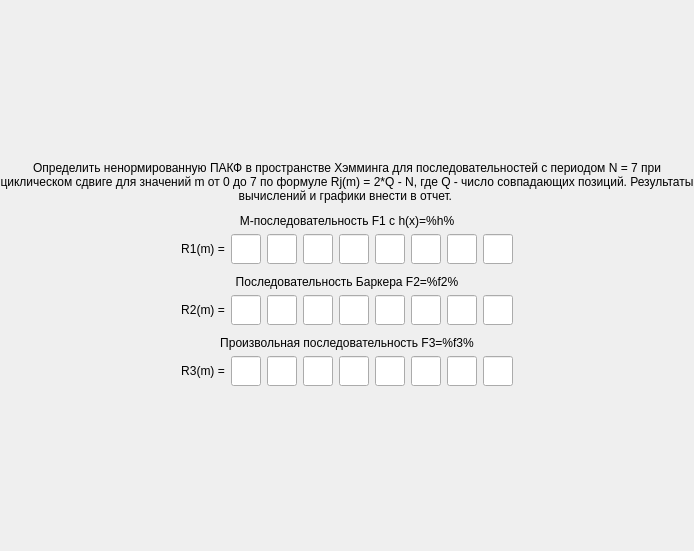
Above: task/screentask1.ui from bukhmastov/kpsp before the change. Below: the same form after it.
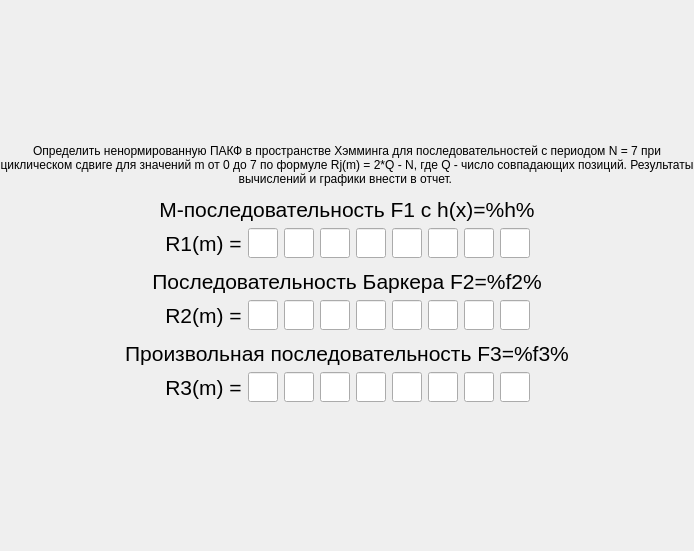
That is the form after the change.

The edit to the form file:
```diff
--- a/task/screentask1.ui
+++ b/task/screentask1.ui
@@ -77,6 +77,15 @@
       <layout class="QVBoxLayout" name="verticalLayout_2">
        <item>
         <widget class="QLabel" name="title1">
+         <property name="font">
+          <font>
+           <family>MS Shell Dlg 2</family>
+           <pointsize>16</pointsize>
+           <weight>9</weight>
+           <italic>false</italic>
+           <bold>false</bold>
+          </font>
+         </property>
          <property name="styleSheet">
           <string notr="true">font: 75 14pt &quot;MS Shell Dlg 2&quot;;</string>
          </property>
@@ -108,6 +117,15 @@
          </item>
          <item>
           <widget class="QLabel" name="label_3">
+           <property name="font">
+            <font>
+             <family>MS Shell Dlg 2</family>
+             <pointsize>16</pointsize>
+             <weight>9</weight>
+             <italic>false</italic>
+             <bold>false</bold>
+            </font>
+           </property>
            <property name="styleSheet">
             <string notr="true">font: 75 14pt &quot;MS Shell Dlg 2&quot;;</string>
            </property>
@@ -142,6 +160,15 @@
              <height>30</height>
             </size>
            </property>
+           <property name="font">
+            <font>
+             <family>MS Shell Dlg 2</family>
+             <pointsize>16</pointsize>
+             <weight>50</weight>
+             <italic>false</italic>
+             <bold>false</bold>
+            </font>
+           </property>
            <property name="styleSheet">
             <string notr="true">font: 12pt &quot;MS Shell Dlg 2&quot;;</string>
            </property>
@@ -172,9 +199,12 @@
            </property>
            <property name="font">
             <font>
-             <pointsize>12</pointsize>
+             <pointsize>16</pointsize>
             </font>
            </property>
+           <property name="styleSheet">
+            <string notr="true">font: 16pt &quot;MS Shell Dlg 2&quot;;</string>
+           </property>
            <property name="alignment">
             <set>Qt::AlignCenter</set>
            </property>
@@ -202,9 +232,12 @@
            </property>
            <property name="font">
             <font>
-             <pointsize>12</pointsize>
+             <pointsize>16</pointsize>
             </font>
            </property>
+           <property name="styleSheet">
+            <string notr="true">font: 16pt &quot;MS Shell Dlg 2&quot;;</string>
+           </property>
            <property name="alignment">
             <set>Qt::AlignCenter</set>
            </property>
@@ -232,9 +265,12 @@
            </property>
            <property name="font">
             <font>
-             <pointsize>12</pointsize>
+             <pointsize>16</pointsize>
             </font>
            </property>
+           <property name="styleSheet">
+            <string notr="true">font: 16pt &quot;MS Shell Dlg 2&quot;;</string>
+           </property>
            <property name="alignment">
             <set>Qt::AlignCenter</set>
            </property>
@@ -262,9 +298,12 @@
            </property>
            <property name="font">
             <font>
-             <pointsize>12</pointsize>
+             <pointsize>16</pointsize>
             </font>
            </property>
+           <property name="styleSheet">
+            <string notr="true">font: 16pt &quot;MS Shell Dlg 2&quot;;</string>
+           </property>
            <property name="alignment">
             <set>Qt::AlignCenter</set>
            </property>
@@ -292,9 +331,12 @@
            </property>
            <property name="font">
             <font>
-             <pointsize>12</pointsize>
+             <pointsize>16</pointsize>
             </font>
            </property>
+           <property name="styleSheet">
+            <string notr="true">font: 16pt &quot;MS Shell Dlg 2&quot;;</string>
+           </property>
            <property name="alignment">
             <set>Qt::AlignCenter</set>
            </property>
@@ -322,9 +364,12 @@
            </property>
            <property name="font">
             <font>
-             <pointsize>12</pointsize>
+             <pointsize>16</pointsize>
             </font>
            </property>
+           <property name="styleSheet">
+            <string notr="true">font: 16pt &quot;MS Shell Dlg 2&quot;;</string>
+           </property>
            <property name="alignment">
             <set>Qt::AlignCenter</set>
            </property>
@@ -353,7 +398,7 @@
            <property name="font">
             <font>
              <family>MS Shell Dlg 2</family>
-             <pointsize>12</pointsize>
+             <pointsize>16</pointsize>
              <weight>50</weight>
              <italic>false</italic>
              <bold>false</bold>
@@ -404,6 +449,15 @@
       <layout class="QVBoxLayout" name="verticalLayout_3">
        <item>
         <widget class="QLabel" name="title2">
+         <property name="font">
+          <font>
+           <family>MS Shell Dlg 2</family>
+           <pointsize>16</pointsize>
+           <weight>9</weight>
+           <italic>false</italic>
+           <bold>false</bold>
+          </font>
+         </property>
          <property name="styleSheet">
           <string notr="true">font: 75 14pt &quot;MS Shell Dlg 2&quot;;</string>
          </property>
@@ -435,6 +489,15 @@
          </item>
          <item>
           <widget class="QLabel" name="label_4">
+           <property name="font">
+            <font>
+             <family>MS Shell Dlg 2</family>
+             <pointsize>16</pointsize>
+             <weight>9</weight>
+             <italic>false</italic>
+             <bold>false</bold>
+            </font>
+           </property>
            <property name="styleSheet">
             <string notr="true">font: 75 14pt &quot;MS Shell Dlg 2&quot;;</string>
            </property>
@@ -471,9 +534,12 @@
            </property>
            <property name="font">
             <font>
-             <pointsize>12</pointsize>
+             <pointsize>16</pointsize>
             </font>
            </property>
+           <property name="styleSheet">
+            <string notr="true">font: 16pt &quot;MS Shell Dlg 2&quot;;</string>
+           </property>
            <property name="alignment">
             <set>Qt::AlignCenter</set>
            </property>
@@ -501,9 +567,12 @@
            </property>
            <property name="font">
             <font>
-             <pointsize>12</pointsize>
+             <pointsize>16</pointsize>
             </font>
            </property>
+           <property name="styleSheet">
+            <string notr="true">font: 16pt &quot;MS Shell Dlg 2&quot;;</string>
+           </property>
            <property name="alignment">
             <set>Qt::AlignCenter</set>
            </property>
@@ -531,9 +600,12 @@
            </property>
            <property name="font">
             <font>
-             <pointsize>12</pointsize>
+             <pointsize>16</pointsize>
             </font>
            </property>
+           <property name="styleSheet">
+            <string notr="true">font: 16pt &quot;MS Shell Dlg 2&quot;;</string>
+           </property>
            <property name="alignment">
             <set>Qt::AlignCenter</set>
            </property>
@@ -561,9 +633,12 @@
            </property>
            <property name="font">
             <font>
-             <pointsize>12</pointsize>
+             <pointsize>16</pointsize>
             </font>
            </property>
+           <property name="styleSheet">
+            <string notr="true">font: 16pt &quot;MS Shell Dlg 2&quot;;</string>
+           </property>
            <property name="alignment">
             <set>Qt::AlignCenter</set>
            </property>
@@ -591,9 +666,12 @@
            </property>
            <property name="font">
             <font>
-             <pointsize>12</pointsize>
+             <pointsize>16</pointsize>
             </font>
            </property>
+           <property name="styleSheet">
+            <string notr="true">font: 16pt &quot;MS Shell Dlg 2&quot;;</string>
+           </property>
            <property name="alignment">
             <set>Qt::AlignCenter</set>
            </property>
@@ -621,9 +699,12 @@
            </property>
            <property name="font">
             <font>
-             <pointsize>12</pointsize>
+             <pointsize>16</pointsize>
             </font>
            </property>
+           <property name="styleSheet">
+            <string notr="true">font: 16pt &quot;MS Shell Dlg 2&quot;;</string>
+           </property>
            <property name="alignment">
             <set>Qt::AlignCenter</set>
            </property>
@@ -651,9 +732,12 @@
            </property>
            <property name="font">
             <font>
-             <pointsize>12</pointsize>
+             <pointsize>16</pointsize>
             </font>
            </property>
+           <property name="styleSheet">
+            <string notr="true">font: 16pt &quot;MS Shell Dlg 2&quot;;</string>
+           </property>
            <property name="alignment">
             <set>Qt::AlignCenter</set>
            </property>
@@ -681,9 +765,12 @@
            </property>
            <property name="font">
             <font>
-             <pointsize>12</pointsize>
+             <pointsize>16</pointsize>
             </font>
            </property>
+           <property name="styleSheet">
+            <string notr="true">font: 16pt &quot;MS Shell Dlg 2&quot;;</string>
+           </property>
            <property name="alignment">
             <set>Qt::AlignCenter</set>
            </property>
@@ -726,6 +813,15 @@
       <layout class="QVBoxLayout" name="verticalLayout_7">
        <item>
         <widget class="QLabel" name="title3">
+         <property name="font">
+          <font>
+           <family>MS Shell Dlg 2</family>
+           <pointsize>16</pointsize>
+           <weight>9</weight>
+           <italic>false</italic>
+           <bold>false</bold>
+          </font>
+         </property>
          <property name="styleSheet">
           <string notr="true">font: 75 14pt &quot;MS Shell Dlg 2&quot;;</string>
          </property>
@@ -757,6 +853,15 @@
          </item>
          <item>
           <widget class="QLabel" name="label_7">
+           <property name="font">
+            <font>
+             <family>MS Shell Dlg 2</family>
+             <pointsize>16</pointsize>
+             <weight>9</weight>
+             <italic>false</italic>
+             <bold>false</bold>
+            </font>
+           </property>
            <property name="styleSheet">
             <string notr="true">font: 75 14pt &quot;MS Shell Dlg 2&quot;;</string>
            </property>
@@ -793,9 +898,12 @@
            </property>
            <property name="font">
             <font>
-             <pointsize>12</pointsize>
+             <pointsize>16</pointsize>
             </font>
            </property>
+           <property name="styleSheet">
+            <string notr="true">font: 16pt &quot;MS Shell Dlg 2&quot;;</string>
+           </property>
            <property name="alignment">
             <set>Qt::AlignCenter</set>
            </property>
@@ -823,9 +931,12 @@
            </property>
            <property name="font">
             <font>
-             <pointsize>12</pointsize>
+             <pointsize>16</pointsize>
             </font>
            </property>
+           <property name="styleSheet">
+            <string notr="true">font: 16pt &quot;MS Shell Dlg 2&quot;;</string>
+           </property>
            <property name="alignment">
             <set>Qt::AlignCenter</set>
            </property>
@@ -853,9 +964,12 @@
            </property>
            <property name="font">
             <font>
-             <pointsize>12</pointsize>
+             <pointsize>16</pointsize>
             </font>
            </property>
+           <property name="styleSheet">
+            <string notr="true">font: 16pt &quot;MS Shell Dlg 2&quot;;</string>
+           </property>
            <property name="alignment">
             <set>Qt::AlignCenter</set>
            </property>
@@ -883,9 +997,12 @@
            </property>
            <property name="font">
             <font>
-             <pointsize>12</pointsize>
+             <pointsize>16</pointsize>
             </font>
            </property>
+           <property name="styleSheet">
+            <string notr="true">font: 16pt &quot;MS Shell Dlg 2&quot;;</string>
+           </property>
            <property name="alignment">
             <set>Qt::AlignCenter</set>
            </property>
@@ -913,9 +1030,12 @@
            </property>
            <property name="font">
             <font>
-             <pointsize>12</pointsize>
+             <pointsize>16</pointsize>
             </font>
            </property>
+           <property name="styleSheet">
+            <string notr="true">font: 16pt &quot;MS Shell Dlg 2&quot;;</string>
+           </property>
            <property name="alignment">
             <set>Qt::AlignCenter</set>
            </property>
@@ -943,9 +1063,12 @@
            </property>
            <property name="font">
             <font>
-             <pointsize>12</pointsize>
+             <pointsize>16</pointsize>
             </font>
            </property>
+           <property name="styleSheet">
+            <string notr="true">font: 16pt &quot;MS Shell Dlg 2&quot;;</string>
+           </property>
            <property name="alignment">
             <set>Qt::AlignCenter</set>
            </property>
@@ -973,9 +1096,12 @@
            </property>
            <property name="font">
             <font>
-             <pointsize>12</pointsize>
+             <pointsize>16</pointsize>
             </font>
            </property>
+           <property name="styleSheet">
+            <string notr="true">font: 16pt &quot;MS Shell Dlg 2&quot;;</string>
+           </property>
            <property name="alignment">
             <set>Qt::AlignCenter</set>
            </property>
@@ -1003,9 +1129,12 @@
            </property>
            <property name="font">
             <font>
-             <pointsize>12</pointsize>
+             <pointsize>16</pointsize>
             </font>
            </property>
+           <property name="styleSheet">
+            <string notr="true">font: 16pt &quot;MS Shell Dlg 2&quot;;</string>
+           </property>
            <property name="alignment">
             <set>Qt::AlignCenter</set>
            </property>
```
Left out of the diff: 18 changed lines with no effect on the pictures.
